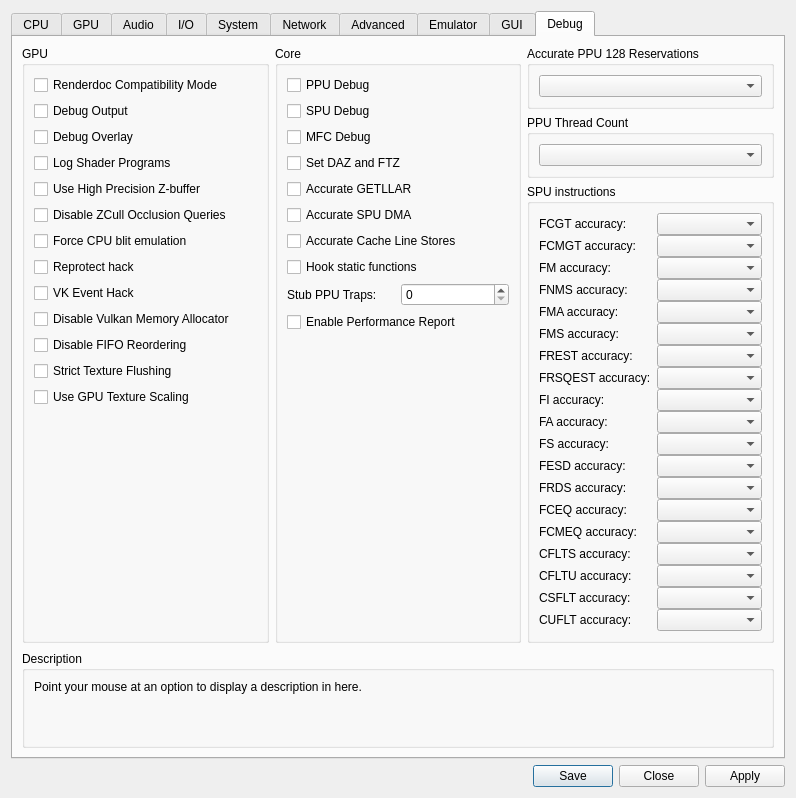
First picture: the form in rpcs3/rpcs3qt/settings_dialog.ui, repository xlj44400/rpcs3, before the edit.
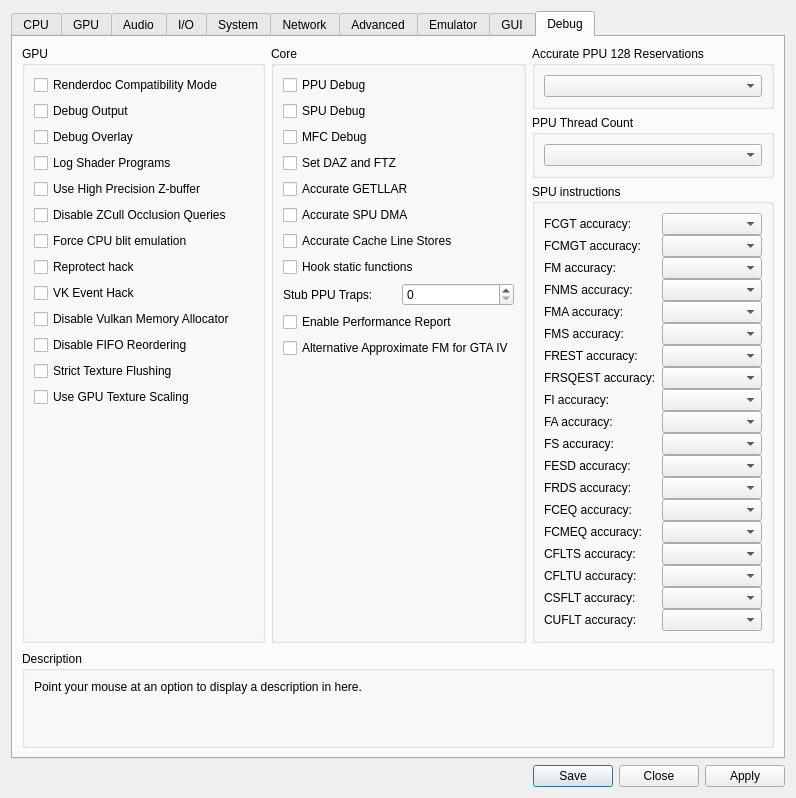
Second picture: the form after the edit. The open tabs and pages were chosen to show the change. Icons and pictures are not drawn.

What changed in the file:
```diff
--- a/rpcs3/rpcs3qt/settings_dialog.ui
+++ b/rpcs3/rpcs3qt/settings_dialog.ui
@@ -3754,6 +3754,13 @@
               </property>
              </widget>
             </item>
+            <item>
+             <widget class="QCheckBox" name="gta4ApproxFM">
+              <property name="text">
+               <string>Alternative Approximate FM for GTA IV</string>
+              </property>
+             </widget>
+            </item>
             <item>
              <spacer name="verticalSpacerDebugCore">
               <property name="orientation">
```
